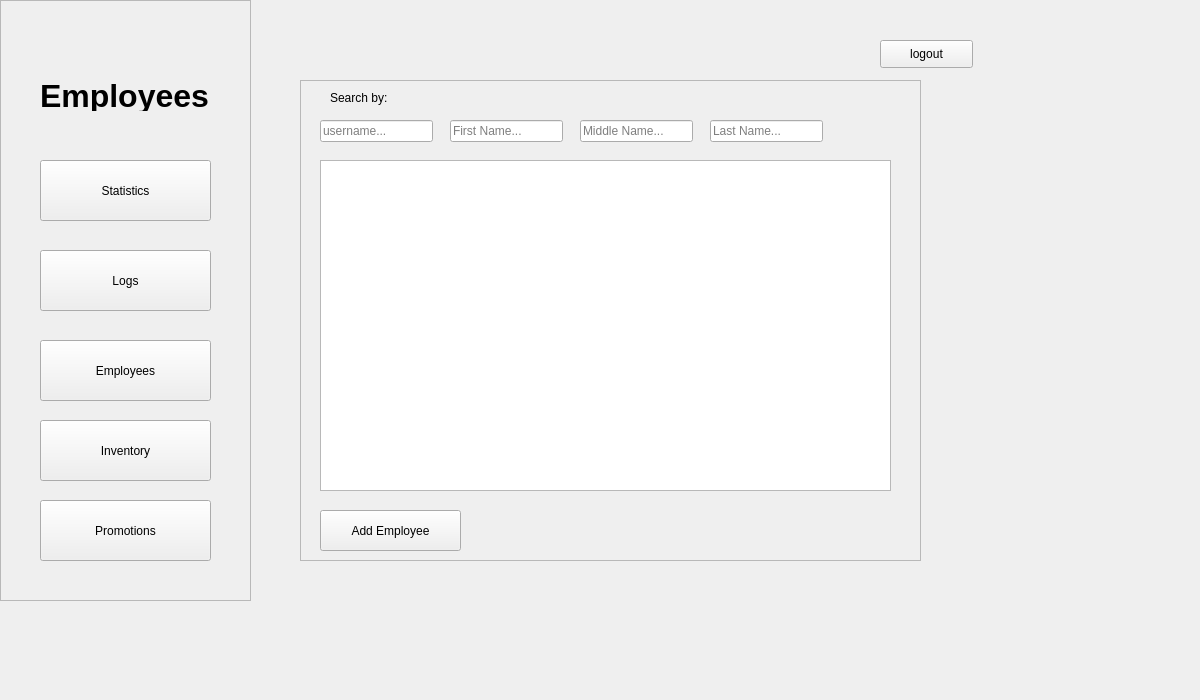
The window that POS/UI/employees.ui (ReiZedlav/CSCC-21.1-Software-Engineering-1) describes before a commit, drawn with Qt 5.
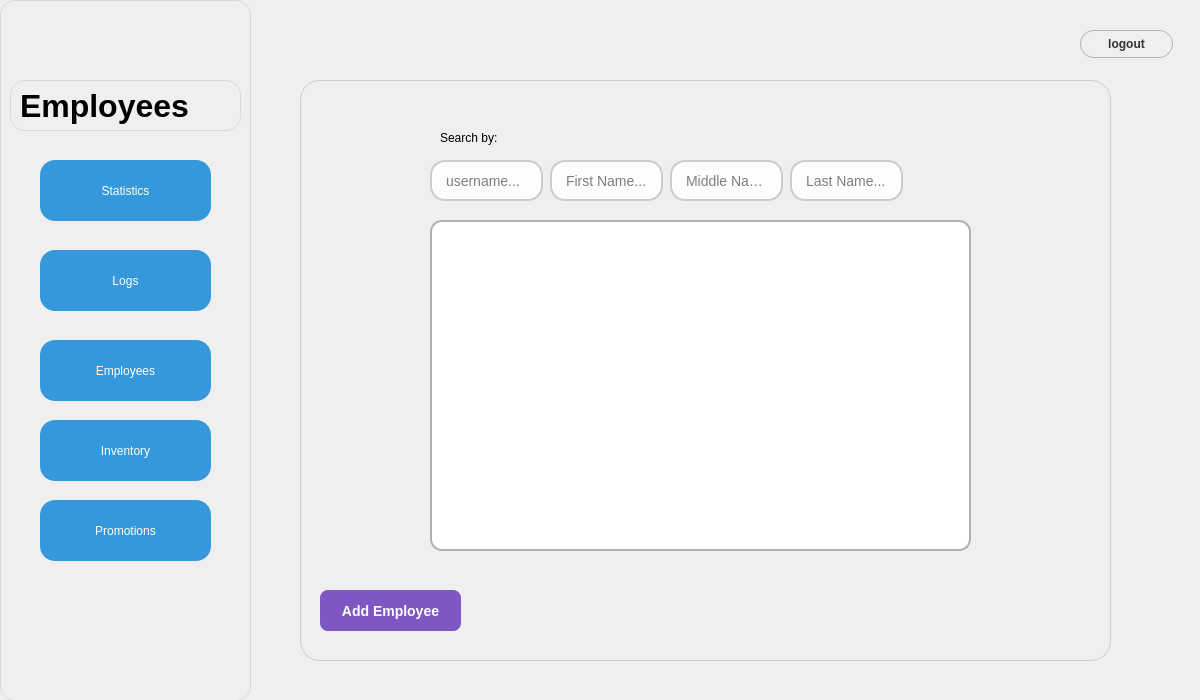
The same window after the commit.

What changed in the file:
```diff
--- a/POS/UI/employees.ui
+++ b/POS/UI/employees.ui
@@ -13,6 +13,16 @@
   <property name="windowTitle">
    <string>Admin Panel</string>
   </property>
+  <property name="styleSheet">
+   <string notr="true">QWidget#centralwidget {
+                background: qlineargradient(
+                    x1:0, y1:0, x2:0, y2:1,
+                    stop:0 #e0f7fa,       /* top: soft pastel cyan */
+                    stop:0.5 #f9f9f9,     /* middle: very light gray */
+                    stop:1 #ffffff        /* bottom: pure white */
+                );
+            }</string>
+  </property>
   <widget class="QWidget" name="centralwidget">
    <widget class="QFrame" name="frame">
     <property name="geometry">
@@ -20,9 +30,20 @@
       <x>0</x>
       <y>0</y>
       <width>251</width>
-      <height>601</height>
+      <height>701</height>
      </rect>
     </property>
+    <property name="styleSheet">
+     <string notr="true">QFrame {
+        background: qlineargradient(
+            x1:0, y1:0, x2:0, y2:1,
+            stop:0 #ffffff,
+            stop:1 #e6e6e6
+        );
+        border-radius: 15px;
+        border: 1px solid #d9d9d9;
+    }</string>
+    </property>
     <property name="frameShape">
      <enum>QFrame::StyledPanel</enum>
     </property>
@@ -38,6 +59,17 @@
        <height>61</height>
       </rect>
      </property>
+     <property name="styleSheet">
+      <string notr="true"> QPushButton {
+        background-color: #3498db;  /* Button color */
+        color: white;               /* Text color */
+        border-radius: 15px;        /* Rounded corners */
+        padding: 10px 20px;         /* Padding */
+    }
+    QPushButton:hover {
+        background-color: #2980b9;  /* Hover color */
+    }</string>
+     </property>
      <property name="text">
       <string>Statistics</string>
      </property>
@@ -51,6 +83,17 @@
        <height>61</height>
       </rect>
      </property>
+     <property name="styleSheet">
+      <string notr="true"> QPushButton {
+        background-color: #3498db;  /* Button color */
+        color: white;               /* Text color */
+        border-radius: 15px;        /* Rounded corners */
+        padding: 10px 20px;         /* Padding */
+    }
+    QPushButton:hover {
+        background-color: #2980b9;  /* Hover color */
+    }</string>
+     </property>
      <property name="text">
       <string>Employees</string>
      </property>
@@ -64,6 +107,17 @@
        <height>61</height>
       </rect>
      </property>
+     <property name="styleSheet">
+      <string notr="true"> QPushButton {
+        background-color: #3498db;  /* Button color */
+        color: white;               /* Text color */
+        border-radius: 15px;        /* Rounded corners */
+        padding: 10px 20px;         /* Padding */
+    }
+    QPushButton:hover {
+        background-color: #2980b9;  /* Hover color */
+    }</string>
+     </property>
      <property name="text">
       <string>Inventory</string>
      </property>
@@ -77,6 +131,17 @@
        <height>61</height>
       </rect>
      </property>
+     <property name="styleSheet">
+      <string notr="true"> QPushButton {
+        background-color: #3498db;  /* Button color */
+        color: white;               /* Text color */
+        border-radius: 15px;        /* Rounded corners */
+        padding: 10px 20px;         /* Padding */
+    }
+    QPushButton:hover {
+        background-color: #2980b9;  /* Hover color */
+    }</string>
+     </property>
      <property name="text">
       <string>Promotions</string>
      </property>
@@ -90,6 +155,17 @@
        <height>61</height>
       </rect>
      </property>
+     <property name="styleSheet">
+      <string notr="true"> QPushButton {
+        background-color: #3498db;  /* Button color */
+        color: white;               /* Text color */
+        border-radius: 15px;        /* Rounded corners */
+        padding: 10px 20px;         /* Padding */
+    }
+    QPushButton:hover {
+        background-color: #2980b9;  /* Hover color */
+    }</string>
+     </property>
      <property name="text">
       <string>Logs</string>
      </property>
@@ -97,10 +173,10 @@
     <widget class="QLabel" name="greeting_2">
      <property name="geometry">
       <rect>
-       <x>40</x>
+       <x>10</x>
        <y>80</y>
-       <width>211</width>
-       <height>31</height>
+       <width>231</width>
+       <height>51</height>
       </rect>
      </property>
      <property name="font">
@@ -120,10 +196,22 @@
      <rect>
       <x>300</x>
       <y>80</y>
-      <width>621</width>
-      <height>481</height>
+      <width>811</width>
+      <height>581</height>
      </rect>
     </property>
+    <property name="styleSheet">
+     <string notr="true">QFrame#frame_2 {
+        background: qlineargradient(
+            x1:0, y1:0, x2:0, y2:1,
+            stop:0 #ffffff,       /* top: pure white */
+            stop:0.5 #f9f9f9,     /* middle: very light gray */
+            stop:1 #e0f7fa        /* bottom: soft pastel cyan */
+        );
+        border-radius: 20px;       /* rounded corners */
+        border: 1px solid #cccccc; /* subtle border */
+    }</string>
+    </property>
     <property name="frameShape">
      <enum>QFrame::StyledPanel</enum>
     </property>
@@ -133,22 +221,62 @@
     <widget class="QTableWidget" name="employeeTable">
      <property name="geometry">
       <rect>
-       <x>20</x>
-       <y>80</y>
-       <width>571</width>
+       <x>130</x>
+       <y>140</y>
+       <width>541</width>
        <height>331</height>
       </rect>
      </property>
+     <property name="styleSheet">
+      <string notr="true">QTableWidget {
+        background-color: #ffffff;
+        border: 2px solid #b0b0b0;  /* soft gray border */
+        border-radius: 12px;         /* rounded corners */
+        gridline-color: #e0e0e0;     /* subtle grid lines */
+        padding: 5px;
+    }
+    QHeaderView::section {
+        background-color: #f5f5f5;   /* light header */
+        border: 1px solid #d0d0d0;
+        border-radius: 6px;          /* rounded header corners */
+        padding: 4px;
+        font-weight: bold;
+    }
+    QTableWidget::item {
+        padding: 6px;
+    }
+    QTableWidget::item:selected {
+        background-color: #cce7ff;  /* gentle selection color */
+        color: #000000;
+    }</string>
+     </property>
     </widget>
     <widget class="QPushButton" name="addButton">
      <property name="geometry">
       <rect>
        <x>20</x>
-       <y>430</y>
+       <y>510</y>
        <width>141</width>
        <height>41</height>
       </rect>
      </property>
+     <property name="styleSheet">
+      <string notr="true">QPushButton {
+        background-color: #7e57c2;       /* friendly purple */
+        color: white;                     /* text color */
+        border: none;
+        border-radius: 8px;               /* moderately round */
+        padding: 8px 20px;                /* comfortable size */
+        font-size: 14px;
+        font-weight: bold;
+    }
+    QPushButton:hover {
+        background-color: #9575cd;       /* slightly lighter purple on hover */
+    }
+    QPushButton:pressed {
+        background-color: #5e35b1;       /* darker purple when pressed */
+    }</string>
+     </property>
      <property name="text">
       <string>Add Employee</string>
      </property>
@@ -156,12 +284,26 @@
     <widget class="QLineEdit" name="searchUsername">
      <property name="geometry">
       <rect>
-       <x>20</x>
-       <y>40</y>
+       <x>130</x>
+       <y>80</y>
        <width>113</width>
-       <height>22</height>
+       <height>41</height>
       </rect>
      </property>
+     <property name="styleSheet">
+      <string notr="true">QLineEdit {
+        border: 2px solid #cccccc;           /* soft gray border */
+        border-radius: 15px;                 /* very round corners */
+        padding: 6px 12px;                   /* comfortable spacing inside */
+        background-color: #fdfdfd;           /* very light background */
+        selection-background-color: #cce7ff; /* gentle blue selection */
+        font-size: 14px;                      /* slightly bigger text */
+    }
+    QLineEdit:focus {
+        border: 2px solid #7ab8f5;           /* highlight when focused */
+        background-color: #ffffff;
+    }</string>
+     </property>
      <property name="placeholderText">
       <string>username...</string>
      </property>
@@ -169,12 +311,26 @@
     <widget class="QLineEdit" name="searchFirstname">
      <property name="geometry">
       <rect>
-       <x>150</x>
-       <y>40</y>
+       <x>250</x>
+       <y>80</y>
        <width>113</width>
-       <height>22</height>
+       <height>41</height>
       </rect>
      </property>
+     <property name="styleSheet">
+      <string notr="true">QLineEdit {
+        border: 2px solid #cccccc;           /* soft gray border */
+        border-radius: 15px;                 /* very round corners */
+        padding: 6px 12px;                   /* comfortable spacing inside */
+        background-color: #fdfdfd;           /* very light background */
+        selection-background-color: #cce7ff; /* gentle blue selection */
+        font-size: 14px;                      /* slightly bigger text */
+    }
+    QLineEdit:focus {
+        border: 2px solid #7ab8f5;           /* highlight when focused */
+        background-color: #ffffff;
+    }</string>
+     </property>
      <property name="placeholderText">
       <string>First Name...</string>
      </property>
@@ -182,12 +338,26 @@
     <widget class="QLineEdit" name="searchMiddlename">
      <property name="geometry">
       <rect>
-       <x>280</x>
-       <y>40</y>
+       <x>370</x>
+       <y>80</y>
        <width>113</width>
-       <height>22</height>
+       <height>41</height>
       </rect>
      </property>
+     <property name="styleSheet">
+      <string notr="true">QLineEdit {
+        border: 2px solid #cccccc;           /* soft gray border */
+        border-radius: 15px;                 /* very round corners */
+        padding: 6px 12px;                   /* comfortable spacing inside */
+        background-color: #fdfdfd;           /* very light background */
+        selection-background-color: #cce7ff; /* gentle blue selection */
+        font-size: 14px;                      /* slightly bigger text */
+    }
+    QLineEdit:focus {
+        border: 2px solid #7ab8f5;           /* highlight when focused */
+        background-color: #ffffff;
+    }</string>
+     </property>
      <property name="placeholderText">
       <string>Middle Name...</string>
      </property>
@@ -195,12 +365,26 @@
     <widget class="QLineEdit" name="searchLastname">
      <property name="geometry">
       <rect>
-       <x>410</x>
-       <y>40</y>
+       <x>490</x>
+       <y>80</y>
        <width>113</width>
-       <height>22</height>
+       <height>41</height>
       </rect>
      </property>
+     <property name="styleSheet">
+      <string notr="true">QLineEdit {
+        border: 2px solid #cccccc;           /* soft gray border */
+        border-radius: 15px;                 /* very round corners */
+        padding: 6px 12px;                   /* comfortable spacing inside */
+        background-color: #fdfdfd;           /* very light background */
+        selection-background-color: #cce7ff; /* gentle blue selection */
+        font-size: 14px;                      /* slightly bigger text */
+    }
+    QLineEdit:focus {
+        border: 2px solid #7ab8f5;           /* highlight when focused */
+        background-color: #ffffff;
+    }</string>
+     </property>
      <property name="placeholderText">
       <string>Last Name...</string>
      </property>
@@ -208,8 +392,8 @@
     <widget class="QLabel" name="label">
      <property name="geometry">
       <rect>
-       <x>30</x>
-       <y>10</y>
+       <x>140</x>
+       <y>50</y>
        <width>111</width>
        <height>16</height>
       </rect>
@@ -222,12 +406,37 @@
    <widget class="QPushButton" name="logoutButton">
     <property name="geometry">
      <rect>
-      <x>880</x>
-      <y>40</y>
+      <x>1080</x>
+      <y>30</y>
       <width>93</width>
       <height>28</height>
      </rect>
     </property>
+    <property name="styleSheet">
+     <string notr="true">QPushButton {
+        background: qlineargradient(
+            x1:0, y1:0, x2:0, y2:1,
+            stop:0 #ffffff, stop:1 #e0e0e0
+        );
+        border: 1px solid #b3b3b3;
+        border-radius: 14px; /* half of height for fully rounded */
+        color: #333333;
+        font-weight: bold;
+        font-size: 12px;
+    }
+    QPushButton:hover {
+        background: qlineargradient(
+            x1:0, y1:0, x2:0, y2:1,
+            stop:0 #f2f2f2, stop:1 #d9d9d9
+        );
+    }
+    QPushButton:pressed {
+        background: qlineargradient(
+            x1:0, y1:0, x2:0, y2:1,
+            stop:0 #d9d9d9, stop:1 #bfbfbf
+        );
+    }</string>
+    </property>
     <property name="text">
      <string>logout</string>
     </property>
```
